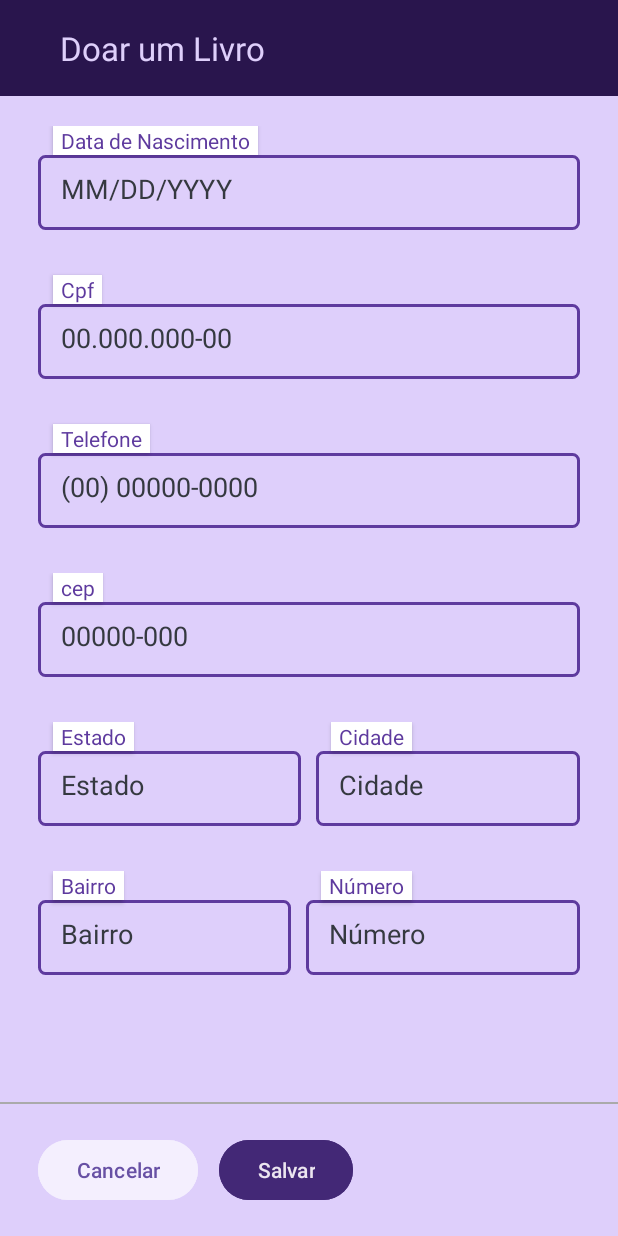
After one commit to larasouzabr/obes-app, an Android app: the InformationUserPage screen opened directly, with no data from a screen before it, on a phone screen of 412 x 824 dp. The commit adds this screen. Run offline under Robolectric (Android 15) with nearby library versions, the light colour scheme and no system bars.

Commit message:
created user information page and flow to enter

```diff
--- a/app/src/main/AndroidManifest.xml
+++ b/app/src/main/AndroidManifest.xml
@@ -12,6 +12,9 @@
         android:supportsRtl="true"
         android:theme="@style/Theme.Obes"
         tools:targetApi="31">
+        <activity
+            android:name=".InformationUserPage"
+            android:exported="false" />
         <activity
             android:name=".perfil.EditPerfilUserInstitutional"
             android:exported="false" />
--- a/app/src/main/java/com/example/obes/DonateSalePage.java
+++ b/app/src/main/java/com/example/obes/DonateSalePage.java
@@ -8,9 +8,11 @@ import android.view.View;
 import android.widget.TextView;
 import android.widget.Toast;
 
+import com.example.obes.dao.AddressDAO;
 import com.example.obes.dao.LoginSessionManager;
 import com.example.obes.formDonate.DonateFormPage;
 import com.example.obes.formSale.SaleFormPage;
+import com.example.obes.model.Address.Address;
 
 public class DonateSalePage extends AppCompatActivity {
     private TextView button_donate;
@@ -31,7 +33,14 @@ public class DonateSalePage extends AppCompatActivity {
             @Override
             public void onClick(View v) {
                 if (checkedUserTypeCommon()) {
-                    Intent intent = new Intent(DonateSalePage.this, DonateFormPage.class);
+                    Intent intent;
+                    if (checkedAddressUser()) {
+                        intent = new Intent(DonateSalePage.this, DonateFormPage.class);
+
+                    } else {
+                        intent = new Intent(DonateSalePage.this, InformationUserPage.class);
+                    }
+
                     startActivity(intent);
                 } else {
                     Toast.makeText(DonateSalePage.this, "Somente usuários comuns podem doar livros", Toast.LENGTH_SHORT).show();
@@ -43,7 +52,14 @@ public class DonateSalePage extends AppCompatActivity {
             @Override
             public void onClick(View v) {
                 if (checkedUserTypeCommon()) {
-                    Intent intent = new Intent(DonateSalePage.this, SaleFormPage.class);
+                    Intent intent;
+                    if (checkedAddressUser()) {
+                        intent = new Intent(DonateSalePage.this, SaleFormPage.class);
+
+                    } else {
+                        intent = new Intent(DonateSalePage.this, InformationUserPage.class);
+                    }
+
                     startActivity(intent);
                 } else {
                     Toast.makeText(DonateSalePage.this, "Somente usuários comuns podem vender livros", Toast.LENGTH_SHORT).show();
@@ -64,4 +80,17 @@ public class DonateSalePage extends AppCompatActivity {
 
         return true;
     }
+
+    private boolean checkedAddressUser() {
+        AddressDAO addressDAO = AddressDAO.getInstance();
+
+        Address address =  addressDAO.getAddressByIdUser(loginSessionManager.getCurrentUserCommon().getId());
+
+        if (address == null) {
+            return false;
+        }
+
+        return true;
+    }
+
 }
--- /dev/null
+++ b/app/src/main/java/com/example/obes/InformationUserPage.java
@@ -0,0 +1,14 @@
+package com.example.obes;
+
+import androidx.appcompat.app.AppCompatActivity;
+
+import android.os.Bundle;
+
+public class InformationUserPage extends AppCompatActivity {
+
+    @Override
+    protected void onCreate(Bundle savedInstanceState) {
+        super.onCreate(savedInstanceState);
+        setContentView(R.layout.activity_information_user_page);
+    }
+}
--- /dev/null
+++ b/app/src/main/res/layout/activity_information_user_page.xml
@@ -0,0 +1,377 @@
+<?xml version="1.0" encoding="utf-8"?>
+<androidx.constraintlayout.widget.ConstraintLayout xmlns:android="http://schemas.android.com/apk/res/android"
+    xmlns:app="http://schemas.android.com/apk/res-auto"
+    xmlns:tools="http://schemas.android.com/tools"
+    android:layout_width="match_parent"
+    android:layout_height="match_parent"
+    tools:context=".InformationUserPage"
+    android:background="@color/purple_150">
+
+    <LinearLayout
+        android:layout_width="match_parent"
+        android:layout_height="match_parent"
+        android:orientation="vertical">
+
+        <com.google.android.material.appbar.AppBarLayout
+            android:layout_width="match_parent"
+            android:layout_height="wrap_content">
+
+            <include
+                android:id="@+id/menu_top"
+                layout="@layout/menu_top_form"
+                android:layout_width="match_parent"
+                android:layout_height="match_parent"/>
+
+        </com.google.android.material.appbar.AppBarLayout>
+
+        <ScrollView
+            android:contentDescription="@string/appbar_scrolling_view_behavior"
+            android:layout_width="match_parent"
+            android:layout_height="wrap_content"
+            android:paddingTop="20dp"
+            android:paddingBottom="0dp"
+            android:paddingLeft="25dp"
+            android:paddingRight="25dp"
+            android:layout_weight="1">
+
+            <LinearLayout
+                android:layout_width="match_parent"
+                android:layout_height="wrap_content"
+                android:orientation="vertical">
+
+                <androidx.cardview.widget.CardView
+                    android:layout_width="wrap_content"
+                    android:layout_height="wrap_content"
+                    app:cardCornerRadius="0dp"
+                    android:layout_marginStart="10dp">
+                    <TextView
+                        android:layout_width="wrap_content"
+                        android:layout_height="wrap_content"
+                        android:text="Data de Nascimento"
+                        android:textColor="@color/purple_700"
+                        android:layout_marginStart="5dp"
+                        android:layout_marginEnd="5dp"/>
+                </androidx.cardview.widget.CardView>
+
+                <EditText
+                    android:id="@+id/date"
+                    android:layout_width="match_parent"
+                    android:layout_height="50dp"
+                    android:background="@drawable/edit_text_background"
+                    android:inputType="date"
+                    android:hint="MM/DD/YYYY"
+                    android:paddingStart="15dp"
+                    android:paddingEnd="15dp"
+                    android:paddingTop="15dp"
+                    android:paddingBottom="15dp"
+                    android:layout_marginBottom="30dp"
+                    android:textColor="@color/black"
+                    android:textColorHint="@color/black"/>
+
+                <androidx.cardview.widget.CardView
+                    android:layout_width="wrap_content"
+                    android:layout_height="wrap_content"
+                    app:cardCornerRadius="0dp"
+                    android:layout_marginStart="10dp">
+                    <TextView
+                        android:layout_width="wrap_content"
+                        android:layout_height="wrap_content"
+                        android:text="Cpf"
+                        android:textColor="@color/purple_700"
+                        android:layout_marginStart="5dp"
+                        android:layout_marginEnd="5dp"/>
+                </androidx.cardview.widget.CardView>
+
+                <EditText
+                    android:id="@+id/cpf"
+                    android:layout_width="match_parent"
+                    android:layout_height="50dp"
+                    android:background="@drawable/edit_text_background"
+                    android:inputType="text"
+                    android:hint="00.000.000-00"
+                    android:paddingStart="15dp"
+                    android:paddingEnd="15dp"
+                    android:paddingTop="15dp"
+                    android:paddingBottom="15dp"
+                    android:layout_marginBottom="30dp"
+                    android:textColor="@color/black"
+                    android:textColorHint="@color/black"/>
+
+
+                <androidx.cardview.widget.CardView
+                    android:layout_width="wrap_content"
+                    android:layout_height="wrap_content"
+                    app:cardCornerRadius="0dp"
+                    android:layout_marginStart="10dp">
+                    <TextView
+                        android:layout_width="wrap_content"
+                        android:layout_height="wrap_content"
+                        android:text="Telefone"
+                        android:textColor="@color/purple_700"
+                        android:layout_marginStart="5dp"
+                        android:layout_marginEnd="5dp"/>
+                </androidx.cardview.widget.CardView>
+
+                <EditText
+                    android:id="@+id/phone"
+                    android:layout_width="match_parent"
+                    android:layout_height="50dp"
+                    android:background="@drawable/edit_text_background"
+                    android:inputType="text"
+                    android:hint="(00) 00000-0000"
+                    android:paddingStart="15dp"
+                    android:paddingEnd="15dp"
+                    android:paddingTop="15dp"
+                    android:paddingBottom="15dp"
+                    android:layout_marginBottom="30dp"
+                    android:textColor="@color/black"
+                    android:textColorHint="@color/black"/>
+
+                <LinearLayout
+                    android:layout_width="match_parent"
+                    android:layout_height="wrap_content"
+                    android:orientation="vertical">
+
+                    <androidx.cardview.widget.CardView
+                        android:layout_width="wrap_content"
+                        android:layout_height="wrap_content"
+                        app:cardCornerRadius="0dp"
+                        android:layout_marginStart="10dp">
+                        <TextView
+                            android:layout_width="wrap_content"
+                            android:layout_height="wrap_content"
+                            android:text="cep"
+                            android:textColor="@color/purple_700"
+                            android:layout_marginStart="5dp"
+                            android:layout_marginEnd="5dp"/>
+                    </androidx.cardview.widget.CardView>
+
+                    <EditText
+                        android:id="@+id/cep"
+                        android:layout_width="match_parent"
+                        android:layout_height="50dp"
+                        android:background="@drawable/edit_text_background"
+                        android:inputType="textLongMessage"
+                        android:hint="00000-000"
+                        android:paddingStart="15dp"
+                        android:paddingEnd="15dp"
+                        android:paddingTop="15dp"
+                        android:paddingBottom="15dp"
+                        android:layout_marginBottom="30dp"
+                        android:textColor="@color/black"
+                        android:textColorHint="@color/black"/>
+
+                    <LinearLayout
+                        android:layout_width="match_parent"
+                        android:layout_height="wrap_content"
+                        android:orientation="horizontal">
+
+                        <LinearLayout
+                            android:layout_width="wrap_content"
+                            android:layout_height="wrap_content"
+                            android:orientation="vertical"
+                            android:layout_weight="1"
+                            android:layout_marginEnd="10dp">
+
+                            <androidx.cardview.widget.CardView
+                                android:layout_width="wrap_content"
+                                android:layout_height="wrap_content"
+                                app:cardCornerRadius="0dp"
+                                android:layout_marginStart="10dp">
+                                <TextView
+                                    android:layout_width="wrap_content"
+                                    android:layout_height="wrap_content"
+                                    android:text="Estado"
+                                    android:textColor="@color/purple_700"
+                                    android:layout_marginStart="5dp"
+                                    android:layout_marginEnd="5dp"/>
+                            </androidx.cardview.widget.CardView>
+
+                            <EditText
+                                android:id="@+id/state"
+                                android:layout_width="match_parent"
+                                android:layout_height="50dp"
+                                android:background="@drawable/edit_text_background"
+                                android:inputType="textLongMessage"
+                                android:hint="Estado"
+                                android:paddingStart="15dp"
+                                android:paddingEnd="15dp"
+                                android:paddingTop="15dp"
+                                android:paddingBottom="15dp"
+                                android:layout_marginBottom="30dp"
+                                android:textColor="@color/black"
+                                android:textColorHint="@color/black"/>
+
+                        </LinearLayout>
+
+                        <LinearLayout
+                            android:layout_width="wrap_content"
+                            android:layout_height="wrap_content"
+                            android:orientation="vertical"
+                            android:layout_weight="1">
+
+                            <androidx.cardview.widget.CardView
+                                android:layout_width="wrap_content"
+                                android:layout_height="wrap_content"
+                                app:cardCornerRadius="0dp"
+                                android:layout_marginStart="10dp">
+                                <TextView
+                                    android:layout_width="wrap_content"
+                                    android:layout_height="wrap_content"
+                                    android:text="Cidade"
+                                    android:textColor="@color/purple_700"
+                                    android:layout_marginStart="5dp"
+                                    android:layout_marginEnd="5dp"/>
+                            </androidx.cardview.widget.CardView>
+
+                            <EditText
+                                android:id="@+id/city"
+                                android:layout_width="match_parent"
+                                android:layout_height="50dp"
+                                android:background="@drawable/edit_text_background"
+                                android:inputType="textLongMessage"
+                                android:hint="Cidade"
+                                android:paddingStart="15dp"
+                                android:paddingEnd="15dp"
+                                android:paddingTop="15dp"
+                                android:paddingBottom="15dp"
+                                android:layout_marginBottom="30dp"
+                                android:textColor="@color/black"
+                                android:textColorHint="@color/black"/>
+
+                        </LinearLayout>
+
+                    </LinearLayout>
+
+                    <LinearLayout
+                        android:layout_width="match_parent"
+                        android:layout_height="wrap_content"
+                        android:orientation="horizontal">
+
+                        <LinearLayout
+                            android:layout_width="wrap_content"
+                            android:layout_height="wrap_content"
+                            android:orientation="vertical"
+                            android:layout_weight="1"
+                            android:layout_marginEnd="10dp">
+
+                            <androidx.cardview.widget.CardView
+                                android:layout_width="wrap_content"
+                                android:layout_height="wrap_content"
+                                app:cardCornerRadius="0dp"
+                                android:layout_marginStart="10dp">
+                                <TextView
+                                    android:layout_width="wrap_content"
+                                    android:layout_height="wrap_content"
+                                    android:text="Bairro"
+                                    android:textColor="@color/purple_700"
+                                    android:layout_marginStart="5dp"
+                                    android:layout_marginEnd="5dp"/>
+                            </androidx.cardview.widget.CardView>
+
+                            <EditText
+                                android:id="@+id/neighborhood"
+                                android:layout_width="match_parent"
+                                android:layout_height="50dp"
+                                android:background="@drawable/edit_text_background"
+                                android:inputType="textLongMessage"
+                                android:hint="Bairro"
+                                android:paddingStart="15dp"
+                                android:paddingEnd="15dp"
+                                android:paddingTop="15dp"
+                                android:paddingBottom="15dp"
+                                android:layout_marginBottom="30dp"
+                                android:textColor="@color/black"
+                                android:textColorHint="@color/black"/>
+
+                        </LinearLayout>
+
+                        <LinearLayout
+                            android:layout_width="wrap_content"
+                            android:layout_height="wrap_content"
+                            android:orientation="vertical"
+                            android:layout_weight="1">
+
+                            <androidx.cardview.widget.CardView
+                                android:layout_width="wrap_content"
+                                android:layout_height="wrap_content"
+                                app:cardCornerRadius="0dp"
+                                android:layout_marginStart="10dp">
+                                <TextView
+                                    android:layout_width="wrap_content"
+                                    android:layout_height="wrap_content"
+                                    android:text="Número"
+                                    android:textColor="@color/purple_700"
+                                    android:layout_marginStart="5dp"
+                                    android:layout_marginEnd="5dp"/>
+                            </androidx.cardview.widget.CardView>
+
+                            <EditText
+                                android:id="@+id/number"
+                                android:layout_width="match_parent"
+                                android:layout_height="50dp"
+                                android:background="@drawable/edit_text_background"
+                                android:inputType="number"
+                                android:hint="Número"
+                                android:paddingStart="15dp"
+                                android:paddingEnd="15dp"
+                                android:paddingTop="15dp"
+                                android:paddingBottom="15dp"
+                                android:layout_marginBottom="30dp"
+                                android:textColor="@color/black"
+                                android:textColorHint="@color/black"/>
+
+                        </LinearLayout>
+
+                    </LinearLayout>
+
+                </LinearLayout>
+
+            </LinearLayout>
+
+        </ScrollView>
+
+        <View
+            style="@style/LinhaHorizontal" />
+
+        <LinearLayout
+            android:layout_width="wrap_content"
+            android:layout_height="wrap_content"
+            android:orientation="horizontal"
+            app:layout_constraintStart_toStartOf="parent"
+            app:layout_constraintEnd_toEndOf="parent"
+            android:paddingLeft="25dp"
+            android:paddingRight="25dp"
+            android:layout_marginTop="20dp"
+            android:layout_marginBottom="20dp">
+
+            <Button
+                android:id="@+id/button_cancel"
+                android:layout_width="wrap_content"
+                android:layout_height="wrap_content"
+                android:backgroundTint="@color/purple_50"
+                android:text="Cancelar"
+                android:textAllCaps="false"
+                android:textColor="@color/purple"
+                app:cornerRadius="@dimen/button_corner_radius"
+                android:paddingStart="25dp"
+                android:paddingEnd="25dp"/>
+
+            <Button
+                android:id="@+id/button_save"
+                android:layout_width="wrap_content"
+                android:layout_height="48dp"
+                android:backgroundTint="@color/purple_800"
+                android:text="Salvar"
+                android:textAllCaps="false"
+                android:textColor="@color/white"
+                app:cornerRadius="@dimen/button_corner_radius"
+                android:paddingStart="25dp"
+                android:paddingEnd="25dp"
+                android:layout_marginStart="14dp"
+                android:layout_marginEnd="14dp"/>
+        </LinearLayout>
+
+    </LinearLayout>
+
+</androidx.constraintlayout.widget.ConstraintLayout>
```
